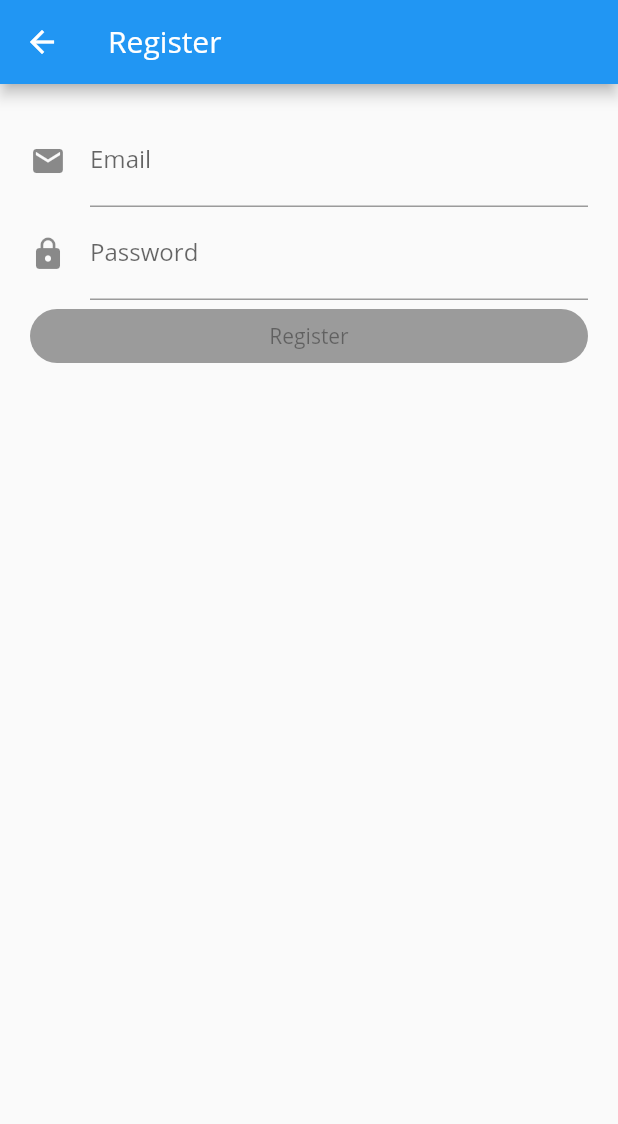
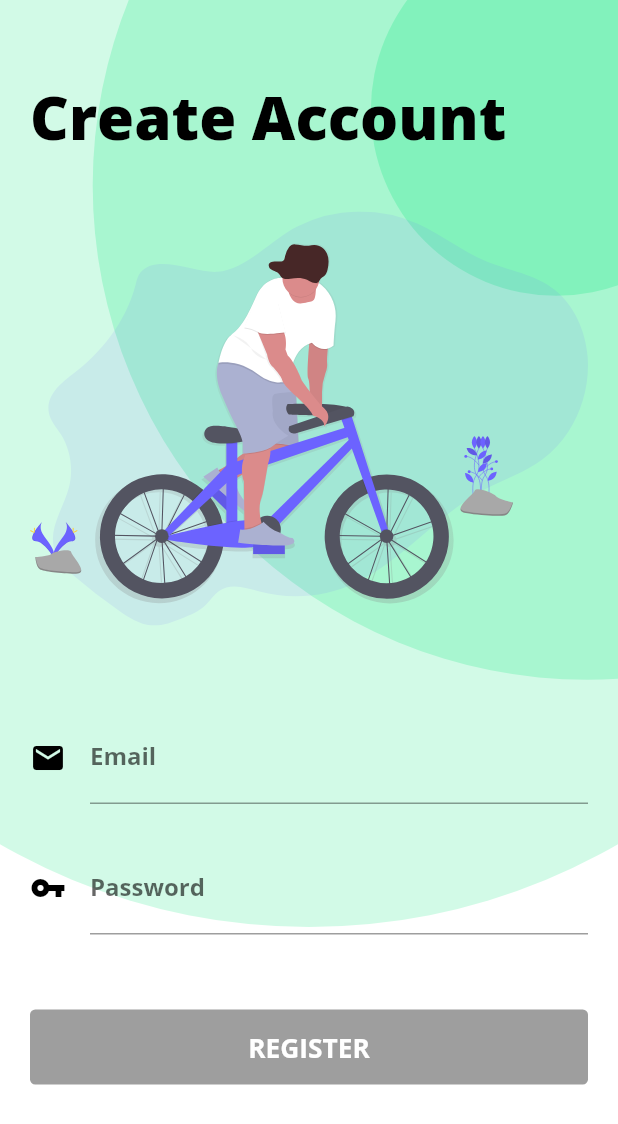
Before and after one commit to mintunitish/travearn, a Flutter app: the screen it shows after launch, after a tap on "Create Account", on a phone screen of 412 x 824 dp. Shown: the top 1124 px of the screen. Run offline on Flutter 3.47's test engine with Material 2 defaults, Android fonts, the phone set to English and light mode, and no system bars; our stand-ins replace bloc, equatable, firebase_auth, flutter_bloc, flutter_svg, font_awesome_flutter and 2 more; accounts and stored records are empty.

Commit message:
Registration Completed
Signed-off-by: Nitish Kumar <mintu.nitish@gmail.com>

```diff
--- a/lib/components/login_form.dart
+++ b/lib/components/login_form.dart
@@ -16,6 +16,7 @@ import 'package:travearn/components/buttons/create_account_button.dart';
 import 'package:travearn/pages/register_screen.dart';
 import 'package:travearn/repositories/user_repository.dart';
 import 'package:flutter_bloc/flutter_bloc.dart';
+import 'package:travearn/utils/form_helpers.dart';
 
 class LoginForm extends StatefulWidget {
   final UserRepository _userRepository;
@@ -31,6 +32,8 @@ class LoginForm extends StatefulWidget {
 class _LoginFormState extends State<LoginForm> {
   final TextEditingController _emailController = TextEditingController();
   final TextEditingController _passwordController = TextEditingController();
+  final FocusNode _emailFocus = FocusNode();
+  final FocusNode _passwordFocus = FocusNode();
 
   LoginBloc _loginBloc;
 
@@ -128,8 +131,13 @@ class _LoginFormState extends State<LoginForm> {
                         fontWeight: FontWeight.bold,
                       )
                   ),
+                  textInputAction: TextInputAction.next,
                   autocorrect: false,
                   autovalidate: true,
+                  focusNode: _emailFocus,
+                  onFieldSubmitted: (term) {
+                    FormHelpers.fieldFocusChange(context, _emailFocus, _passwordFocus);
+                  },
                   validator: (_) {
                     return !state.isEmailValid ? 'Invalid Email' : null;
                   },
@@ -146,10 +154,16 @@ class _LoginFormState extends State<LoginForm> {
                         labelText: 'Password',
                         labelStyle: TextStyle(
                           fontWeight: FontWeight.bold,
-                        )),
+                        )
+                    ),
                     obscureText: true,
                     autovalidate: true,
                     autocorrect: false,
+                    textInputAction: TextInputAction.done,
+                    focusNode: _passwordFocus,
+                    onFieldSubmitted: (term) {
+                      _passwordFocus.unfocus();
+                    },
                     validator: (_) {
                       return !state.isPasswordValid ? 'Invalid Password' : null;
                     },
@@ -174,7 +188,7 @@ class _LoginFormState extends State<LoginForm> {
                   ),
                 ),
                 Padding(
-                  padding: EdgeInsets.symmetric(vertical: 50),
+                  padding: EdgeInsets.symmetric(vertical: 30),
                   child: Column(
                     crossAxisAlignment: CrossAxisAlignment.stretch,
                     children: <Widget>[
@@ -200,7 +214,7 @@ class _LoginFormState extends State<LoginForm> {
                         ),
                       ),
                       Padding(
-                        padding: const EdgeInsets.only(top: 35),
+                        padding: const EdgeInsets.only(top: 15),
                         child: SizedBox(
                           height: 50.0,
                           child: RaisedButton.icon(
@@ -232,7 +246,7 @@ class _LoginFormState extends State<LoginForm> {
                         ),
                       ),
                       Padding(
-                        padding: const EdgeInsets.only(top: 30.0),
+                        padding: const EdgeInsets.only(top: 25.0),
                         child: CreateAccountButton(userRepository: _userRepository)
                       )
                     ],
--- a/lib/components/registration_form.dart
+++ b/lib/components/registration_form.dart
@@ -12,6 +12,7 @@ import 'package:flutter/material.dart';
 import 'package:flutter_bloc/flutter_bloc.dart';
 import 'package:travearn/blocs/authentication/authentication_bloc.dart';
 import 'package:travearn/blocs/registration/registration_bloc.dart';
+import 'package:travearn/utils/form_helpers.dart';
 
 class RegistrationForm extends StatefulWidget {
   State<RegistrationForm> createState() => _RegistrationFormState();
@@ -20,6 +21,8 @@ class RegistrationForm extends StatefulWidget {
 class _RegistrationFormState extends State<RegistrationForm> {
   final TextEditingController _emailController = TextEditingController();
   final TextEditingController _passwordController = TextEditingController();
+  final FocusNode _emailFocus = FocusNode();
+  final FocusNode _passwordFocus = FocusNode();
 
   RegistrationBloc _registrationBloc;
 
@@ -101,28 +104,46 @@ class _RegistrationFormState extends State<RegistrationForm> {
       },
       child: BlocBuilder<RegistrationBloc, RegistrationState>(
         builder: (context, state) {
-          return Padding(
-            padding: EdgeInsets.all(20),
-            child: Form(
+          return Form(
             child: ListView(
+              shrinkWrap: true,
               children: <Widget>[
                 TextFormField(
                   controller: _emailController,
                   decoration: InputDecoration(
-                      icon: Icon(Icons.email),
-                      labelText: 'Email'
+                    icon: Icon(
+                      Icons.email,
+                      color: Colors.black,
                     ),
+                    labelText: 'Email',
+                    labelStyle: TextStyle(
+                      fontWeight: FontWeight.bold,
+                    )
+                  ),
+                  textInputAction: TextInputAction.next,
+                  focusNode: _emailFocus,
+                  onFieldSubmitted: (term) {
+                    FormHelpers.fieldFocusChange(context, _emailFocus, _passwordFocus);
+                  },
                   autocorrect: false,
                   autovalidate: true,
                   validator: (_) {
                     return !state.isEmailValid ? 'Invalid Email' : null;
                   },
                 ),
-                  TextFormField(
+                Padding(
+                  padding: const EdgeInsets.only(top: 25.0),
+                  child: TextFormField(
                     controller: _passwordController,
                     decoration: InputDecoration(
-                      icon: Icon(Icons.lock),
+                        icon: Icon(
+                          Icons.vpn_key,
+                          color: Colors.black,
+                        ),
                         labelText: 'Password',
+                        labelStyle: TextStyle(
+                          fontWeight: FontWeight.bold,
+                        )
                     ),
                     obscureText: true,
                     autocorrect: false,
@@ -130,16 +151,38 @@ class _RegistrationFormState extends State<RegistrationForm> {
                     validator: (_) {
                       return !state.isPasswordValid ? 'Invalid Password' : null;
                     },
+                    textInputAction: TextInputAction.done,
+                    focusNode: _passwordFocus,
+                    onFieldSubmitted: (term) {
+                      _passwordFocus.unfocus();
+                    },
                   ),
-                  RaisedButton(
+                ),
+                Padding(
+                  padding: EdgeInsets.symmetric(vertical: 50.0),
+                  child: SizedBox(
+                    height: 50.0,
+                    child: RaisedButton(
                       shape: RoundedRectangleBorder(
-                      borderRadius: BorderRadius.circular(30.0),
+                        borderRadius: BorderRadius.circular(3.5),
                       ),
                       onPressed: isRegisterButtonEnabled(state) ? _onFormSubmitted : null,
-                    child: Text('Register'),
+                      child: Text(
+                        'REGISTER',
+                        style: TextStyle(
+                            color: Colors.white,
+                            fontWeight: FontWeight.w700,
+                            fontSize: 17.5
+                        ),
+                      ),
+                      color: Color(int.parse('#5d9dfe'.substring(1, 7), radix: 16) + 0xFF000000),
+                      elevation: 10,
+                      highlightElevation: 2,
+                      splashColor: Colors.blue,
+                    ),
+                  ),
                 )
               ],
-              ),
             ),
           );
         },
--- a/lib/pages/login_page.dart
+++ b/lib/pages/login_page.dart
@@ -31,7 +31,7 @@ class LoginPage extends StatelessWidget {
           Align(
             alignment: Alignment.topLeft,
             child: Padding(
-              padding: const EdgeInsets.only(top: 80),
+              padding: const EdgeInsets.only(top: 70),
               child: Text(
                 'Hello,',
                 style: TextStyle(
@@ -53,11 +53,17 @@ class LoginPage extends StatelessWidget {
               ),
             ),
           ),
-          Padding(
-            padding: EdgeInsets.only(top: 100.0),
-            child: BlocProvider<LoginBloc>(
-              builder: (context) => LoginBloc(userRepository: _userRepository),
-              child: LoginForm(userRepository: _userRepository),
+          Expanded(
+            flex: 1,
+            child: Padding(
+              padding: EdgeInsets.only(
+                  top: 50,
+                  bottom: MediaQuery.of(context).viewInsets.bottom
+              ),
+              child: BlocProvider<LoginBloc>(
+                builder: (context) => LoginBloc(userRepository: _userRepository),
+                child: LoginForm(userRepository: _userRepository),
+              ),
             ),
           )
         ],
--- a/lib/pages/register_screen.dart
+++ b/lib/pages/register_screen.dart
@@ -9,7 +9,9 @@
  */
 
 import 'package:flutter/material.dart';
+import 'package:flutter_svg/flutter_svg.dart';
 import 'package:travearn/blocs/registration/registration_bloc.dart';
+import 'package:travearn/components/app_background.dart';
 import 'package:travearn/components/registration_form.dart';
 import 'package:travearn/repositories/user_repository.dart';
 import 'package:flutter_bloc/flutter_bloc.dart';
@@ -24,16 +26,59 @@ class RegisterScreen extends StatelessWidget {
 
   @override
   Widget build(BuildContext context) {
-    return Scaffold(
-      appBar: AppBar(
-        title: Text('Register'),
+    return SafeArea(
+        child: Scaffold(
+          resizeToAvoidBottomInset: false,
+          body: Stack(
+            children: <Widget>[
+              AppBackground(),
+              Container(
+                padding: EdgeInsets.all(20.0),
+                child: Column(
+                  children: <Widget>[
+                    Padding(
+                      padding: const EdgeInsets.only(top: 30.0),
+                      child: Align(
+                        alignment: Alignment.topLeft,
+                        child: Text(
+                          "Create Account",
+                          style: TextStyle(
+                            color: Colors.black,
+                            fontWeight: FontWeight.w800,
+                            fontSize: 40,
                           ),
-      body: Center(
+                        ),
+                      ),
+                    ),
+                    Expanded(
+                      flex: 1,
+                      child: SizedBox(
+                        height: 250,
+                        child: new SvgPicture.asset(
+                          'assets/images/undraw_Ride_a_bicycle_2yok.svg',
+                          semanticsLabel: 'Registration Logo',
+                        ),
+                      )
+                    ),
+                    Expanded(
+                      flex: 1,
+                      child: Padding(
+                        padding: EdgeInsets.only(
+                          top: 20,
+                          bottom: MediaQuery.of(context).viewInsets.bottom
+                        ),
                         child: BlocProvider<RegistrationBloc>(
                           builder: (context) => RegistrationBloc(userRepository: _userRepository),
                           child: RegistrationForm(),
                         ),
                       ),
+                    )
+                  ],
+                ),
+              )
+            ],
+          ),
+        ),
       );
   }
 }
--- a/lib/repositories/user_repository.dart
+++ b/lib/repositories/user_repository.dart
@@ -58,6 +58,6 @@ class UserRepository {
   }
 
   Future<String> getUser() async {
-    return (await _firebaseAuth.currentUser()).displayName;
+    return (await _firebaseAuth.currentUser()).email;
   }
 }
--- /dev/null
+++ b/lib/utils/form_helpers.dart
@@ -0,0 +1,18 @@
+/*
+ * This file and all its content are part of travearn and can be used only by
+ * including the LICENSE shipped with this code and by adhering to it fully.
+ *
+ * Created on 22-10-2019.
+ *
+ * Copyright (c) 2019 Nitish Kumar. All rights reserved.
+ *
+ */
+
+import 'package:flutter/material.dart';
+
+class FormHelpers {
+  static fieldFocusChange(BuildContext context, FocusNode currentFocus, FocusNode nextFocus) {
+    currentFocus.unfocus();
+    FocusScope.of(context).requestFocus(nextFocus);
+  }
+}
--- a/pubspec.yaml
+++ b/pubspec.yaml
@@ -22,7 +22,7 @@ dependencies:
 
   # The following adds the Cupertino Icons font to your application.
   # Use with the CupertinoIcons class for iOS style icons.
-  flutter_bloc: ^0.22.1
+  flutter_bloc: ^1.0.0
   equatable: ^0.6.1
   meta: ^1.1.6
   cloud_firestore: ^0.12.9+5
@@ -30,6 +30,7 @@ dependencies:
   google_sign_in: ^4.0.7
   firebase_analytics: ^5.0.2
   font_awesome_flutter: ^8.5.0
+  flutter_svg: ^0.14.3
 
 dev_dependencies:
   flutter_test:
@@ -51,6 +52,9 @@ flutter:
   # assets:
   #  - images/a_dot_burr.jpeg
   #  - images/a_dot_ham.jpeg
+
+  assets:
+    - assets/images/
 
   # An image asset can refer to one or more resolution-specific "variants", see
   # https://flutter.dev/assets-and-images/#resolution-aware.
```
Also changed, not shown: assets/images/undraw_Ride_a_bicycle_2yok.svg (added), pubspec.lock, 1 other file. Lines whose indentation alone changed are shown as unchanged.
